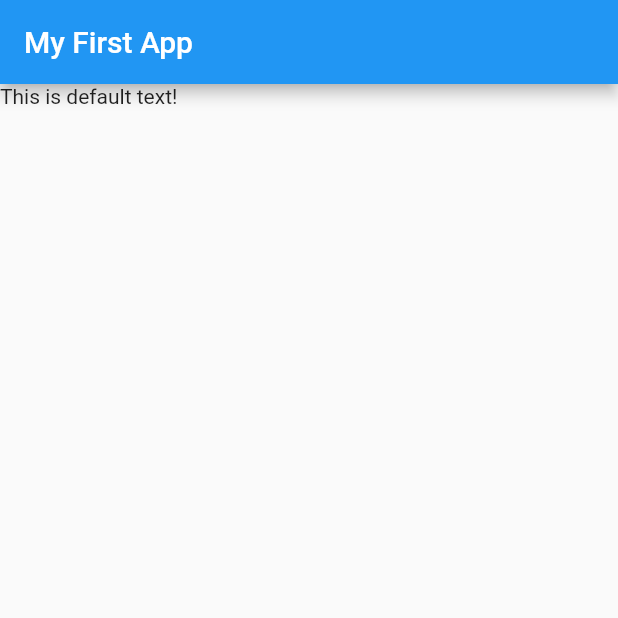
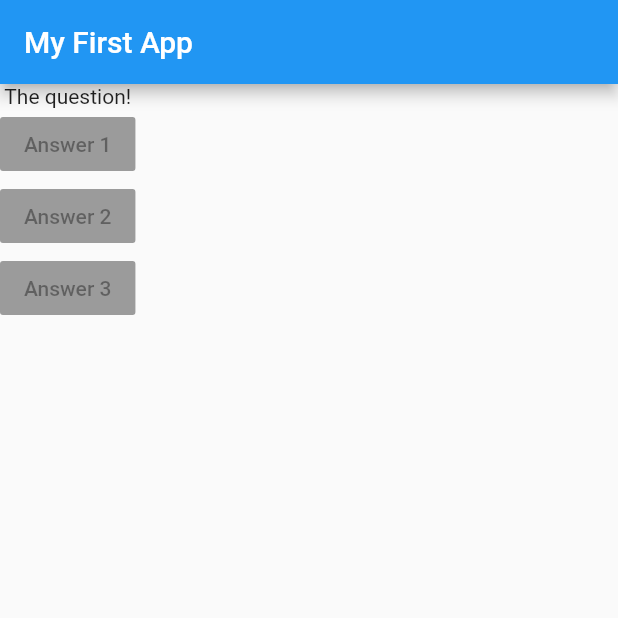
Before and after one commit to ranjeett3008/learning_flutter, a Flutter app: the screen it shows after launch, on a phone screen of 412 x 824 dp, the top half of it. Run offline on Flutter 3.47's test engine with Material 2 defaults, Android fonts, the phone set to English and light mode, and no system bars.

Commit message:
Added raisedButton widgets & list items

```diff
--- a/lib/main.dart
+++ b/lib/main.dart
@@ -13,7 +13,14 @@ class MyApp extends StatelessWidget
         appBar: AppBar(
           title:Text('My First App'),
           ),
-        body: Text('This is default text!'),
+        body: Column(
+          children: <Widget>[
+            Text('The question!'),
+            RaisedButton(child: Text('Answer 1'),onPressed: null,),
+            RaisedButton(child: Text('Answer 2'),onPressed: null,),
+            RaisedButton(child: Text('Answer 3'),onPressed: null,),
+          ],
+        ),
         ),
       );
   }
```
